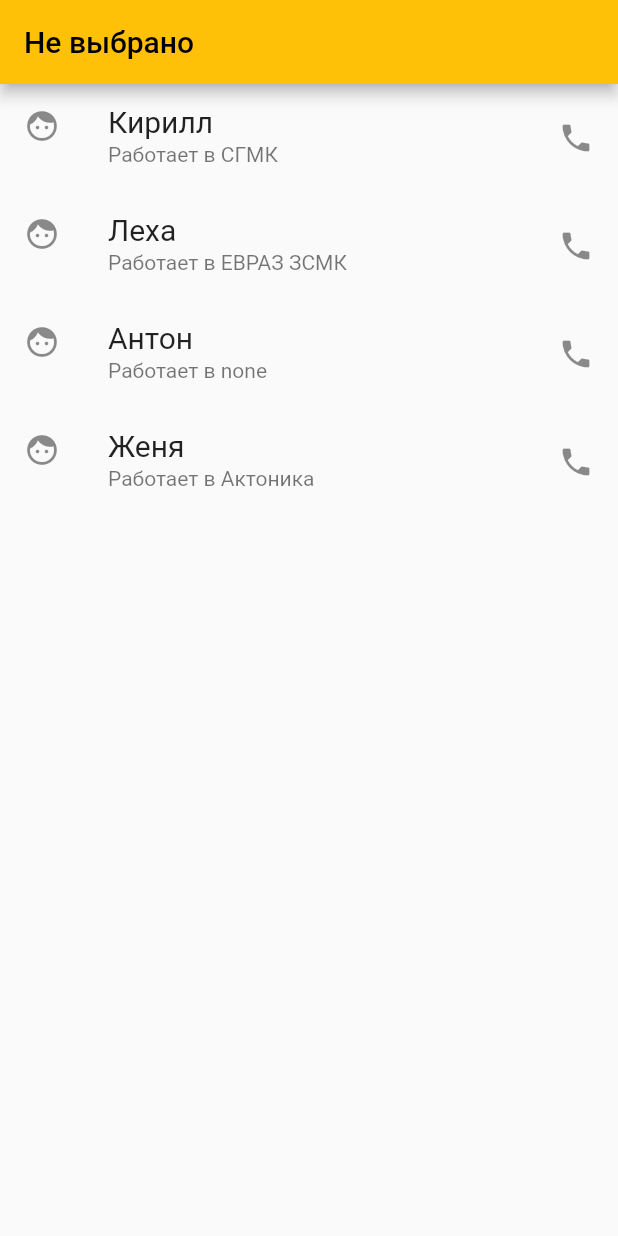
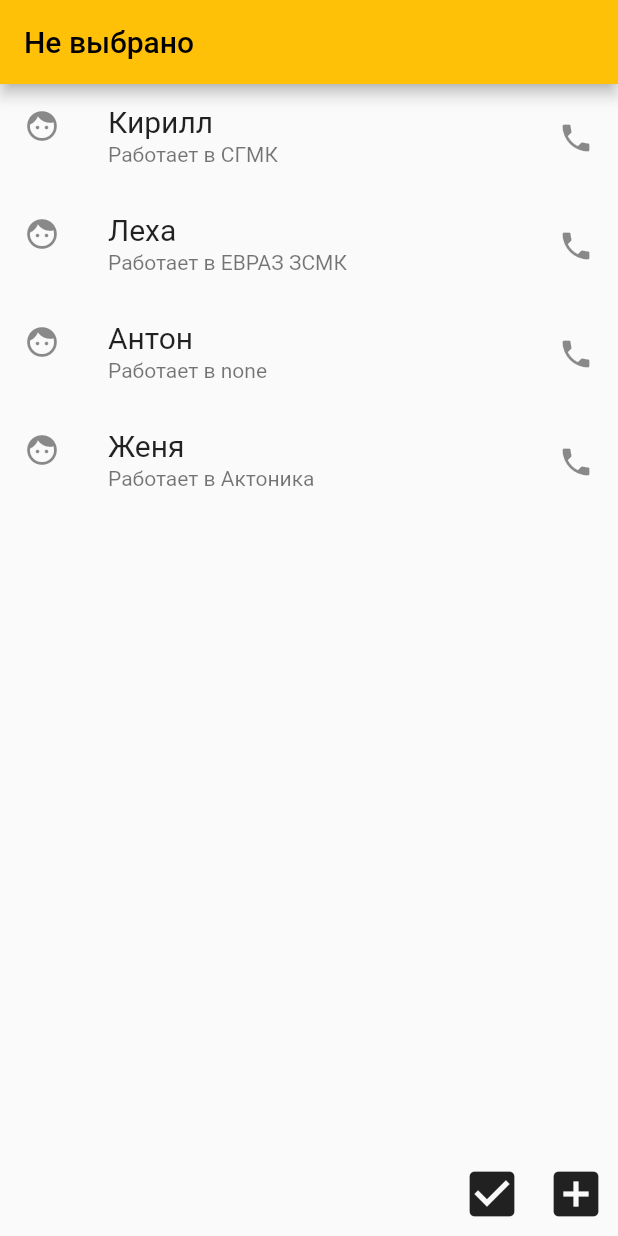
Before and after one commit to Mandalolec/Flutter-beginning-of-the-way, a Flutter app: the screen it shows after launch, on a phone screen of 412 x 824 dp. Run offline on Flutter 3.47's test engine with Material 2 defaults, Android fonts, the light colour scheme and no system bars.

Commit message:
Add to list from another page
Using the constructor, I pass data from the class addPerson(new class)
to the class ContainerList. The class ContainerList stores the data
to be added, and after clicking the button adds a new Person.
You can add the same data as many times as you like. When you re-enter
the add page, the data that you added last time is erased.
It is necessary to change the approach and not to pass data from class
to class through constructors, but to implement the add method Person in
the class AddPerson directly to the list

```diff
--- a/lib/list.dart
+++ b/lib/list.dart
@@ -1,24 +1,41 @@
 import 'package:flutter/material.dart';
 
-class Person {
-  String name;
-  String comanies;
-  Person(this.name, this.comanies);
-}
+import 'AddingPage.dart';
+import 'Person.dart';
 
 class ContainerList extends StatefulWidget {
+  String valueName = "";
+  String valueCompanies = "";
+  ContainerList({Key? key, this.valueName = "", this.valueCompanies = ""})
+      : super(key: key);
   @override
-  State<ContainerList> createState() => _ContainerListState();
+  State<ContainerList> createState() =>
+      _ContainerListState(valueName, valueCompanies);
 }
 
 class _ContainerListState extends State<ContainerList> {
+  String valueName = "";
+  String valueCompanies = "";
+  _ContainerListState(this.valueName, this.valueCompanies);
   final List<Person> personList = <Person>[
     Person("Кирилл", "СГМК"),
     Person("Леха", "ЕВРАЗ ЗСМК"),
     Person("Антон", "none"),
     Person("Женя", "Актоника"),
   ];
+  void addPersonList(String name, String companies) {
+    personList.add(Person(name, companies));
+  }
+
   int _selectedIndex = -1;
+
+  void openAddingPage() {
+    Navigator.push(
+        context,
+        MaterialPageRoute(
+          builder: (context) => AddPerson(),
+        ));
+  }
 
   @override
   Widget build(BuildContext context) {
@@ -27,10 +44,47 @@ class _ContainerListState extends State<ContainerList> {
         title: Text(
             _selectedIndex == -1
                 ? "Не выбрано"
-                : "Выбрано: ${personList[_selectedIndex].name}",
+                : "Выбрано: ${personList[_selectedIndex].name}, $valueName, $valueCompanies",
             style: const TextStyle(fontSize: 20)),
       ),
-      body: _selectedPersonList(),
+      body: Column(
+        children: [
+          Expanded(flex: 9, child: _selectedPersonList()),
+          Expanded(
+            flex: 1,
+            child: Row(
+              mainAxisAlignment: MainAxisAlignment.end,
+              children: [
+                Container(
+                  alignment: Alignment.bottomRight,
+                  child: IconButton(
+                      iconSize: 40,
+                      splashRadius: 50,
+                      splashColor: Colors.cyanAccent[300],
+                      alignment: Alignment.center,
+                      icon: const Icon(Icons.check_box),
+                      onPressed: () {
+                        setState(() {
+                          addPersonList(valueName, valueCompanies);
+                        });
+                      }),
+                ),
+                Container(
+                  alignment: Alignment.bottomRight,
+                  child: IconButton(
+                    iconSize: 40,
+                    splashRadius: 50,
+                    splashColor: Colors.cyanAccent[300],
+                    alignment: Alignment.center,
+                    icon: const Icon(Icons.add_box),
+                    onPressed: openAddingPage,
+                  ),
+                ),
+              ],
+            ),
+          )
+        ],
+      ),
     );
   }
 
```
Also changed, not shown: lib/AddingPage.dart (added, +51 -0 lines), lib/Person.dart (added, +7 -0 lines), lib/row_column.dart (deleted, +0 -53 lines).
